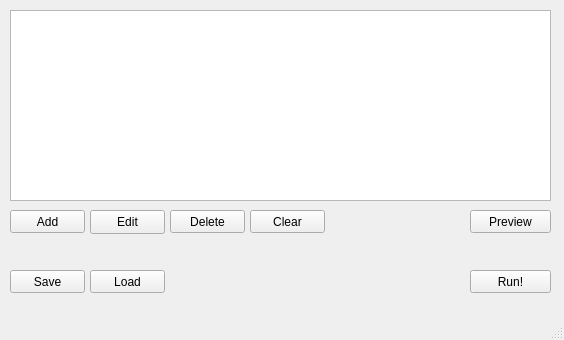
Qt form mdma.ui (jakubwiktor/mdma) before a commit.
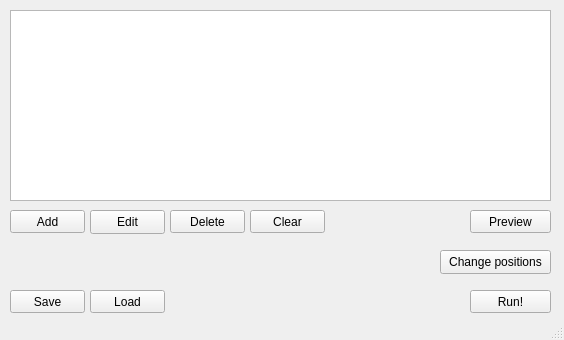
The same form after that commit.

Commit message: added 'change positionis' button

What changed in the file:
```diff
--- a/mdma.ui
+++ b/mdma.ui
@@ -28,7 +28,7 @@
     <property name="geometry">
      <rect>
       <x>470</x>
-      <y>270</y>
+      <y>290</y>
       <width>81</width>
       <height>23</height>
      </rect>
@@ -41,7 +41,7 @@
     <property name="geometry">
      <rect>
       <x>90</x>
-      <y>270</y>
+      <y>290</y>
       <width>75</width>
       <height>23</height>
      </rect>
@@ -54,7 +54,7 @@
     <property name="geometry">
      <rect>
       <x>10</x>
-      <y>270</y>
+      <y>290</y>
       <width>75</width>
       <height>23</height>
      </rect>
@@ -128,6 +128,19 @@
      <string>Edit</string>
     </property>
    </widget>
+   <widget class="QPushButton" name="pushButton_changePositions">
+    <property name="geometry">
+     <rect>
+      <x>440</x>
+      <y>250</y>
+      <width>111</width>
+      <height>24</height>
+     </rect>
+    </property>
+    <property name="text">
+     <string>Change positions</string>
+    </property>
+   </widget>
   </widget>
   <widget class="QStatusBar" name="statusbar"/>
  </widget>
```
The commit also changes 2 other files.
